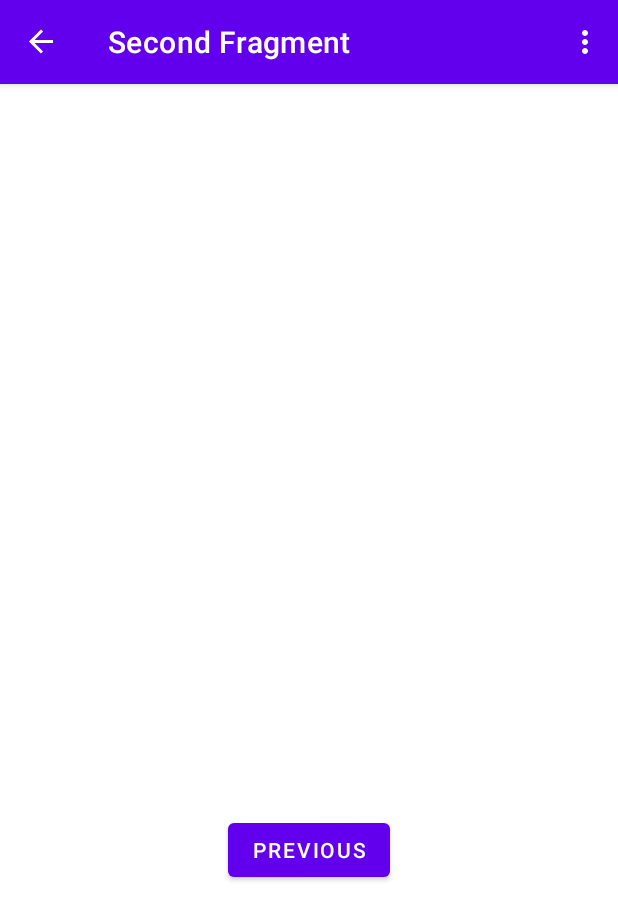
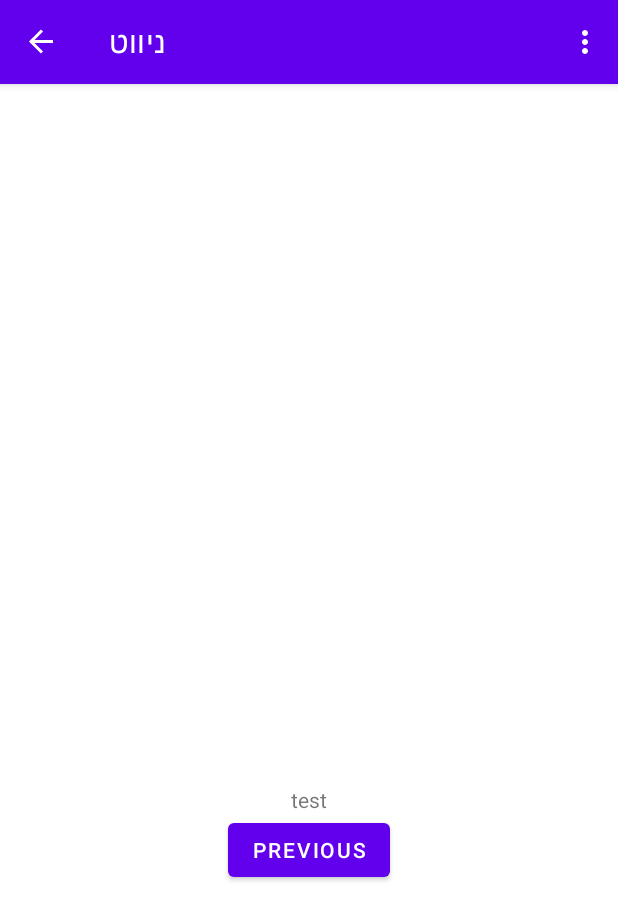
Before and after one commit to novaross/gutefind-android-app, an Android app: the screen it shows after launch (MainActivity), after a tap on "ניווט", on a phone screen of 412 x 824 dp. Shown: the top 920 px of the screen. Run offline under Robolectric (Android 15) with nearby library versions, the phone set to English and light mode, and no system bars; our stand-ins replace navigation-ui; libraries missing offline, so code that uses them is left out: org.slf4j; 2 statements that could not run were skipped.

Commit message:
add mvp for map view and logging ability

```diff
--- a/app/build.gradle
+++ b/app/build.gradle
@@ -33,7 +33,7 @@ android {
 
 dependencies {
 
-    implementation 'androidx.appcompat:appcompat:1.6.0'
+    implementation 'androidx.appcompat:appcompat:1.6.1'
     implementation 'com.google.android.material:material:1.8.0'
     implementation 'androidx.constraintlayout:constraintlayout:2.1.4'
     implementation 'androidx.navigation:navigation-fragment:2.5.3'
@@ -49,4 +49,9 @@ dependencies {
     // this dependency is used by the original application
     // https://github.com/dariuszseweryn/RxAndroidBle
     implementation "com.polidea.rxandroidble3:rxandroidble:1.17.2"
+
+    // logging
+    implementation 'org.slf4j:slf4j-api:1.7.36' // slf4j 2.x not yet supported
+    implementation 'com.github.tony19:logback-android:2.0.1'
+
 }
--- a/app/src/main/java/com/gutefind/mobile/ui/SecondFragment.java
+++ /dev/null
@@ -1,48 +0,0 @@
-package com.gutefind.mobile.ui;
-
-import android.os.Bundle;
-import android.view.LayoutInflater;
-import android.view.View;
-import android.view.ViewGroup;
-
-import androidx.annotation.NonNull;
-import androidx.fragment.app.Fragment;
-import androidx.navigation.fragment.NavHostFragment;
-
-import com.gutefind.mobile.R;
-import com.gutefind.mobile.databinding.FragmentSecondBinding;
-
-public class SecondFragment extends Fragment {
-
-    private FragmentSecondBinding binding;
-
-    @Override
-    public View onCreateView(
-            LayoutInflater inflater, ViewGroup container,
-            Bundle savedInstanceState
-    ) {
-
-        binding = FragmentSecondBinding.inflate(inflater, container, false);
-        return binding.getRoot();
-
-    }
-
-    public void onViewCreated(@NonNull View view, Bundle savedInstanceState) {
-        super.onViewCreated(view, savedInstanceState);
-
-        binding.buttonSecond.setOnClickListener(new View.OnClickListener() {
-            @Override
-            public void onClick(View view) {
-                NavHostFragment.findNavController(SecondFragment.this)
-                        .navigate(R.id.action_SecondFragment_to_FirstFragment);
-            }
-        });
-    }
-
-    @Override
-    public void onDestroyView() {
-        super.onDestroyView();
-        binding = null;
-    }
-
-}
--- /dev/null
+++ b/app/src/main/java/com/gutefind/mobile/ui/map/FragmentMapView.java
@@ -0,0 +1,76 @@
+package com.gutefind.mobile.ui.map;
+
+import android.os.Bundle;
+import android.os.Handler;
+import android.os.Looper;
+import android.view.LayoutInflater;
+import android.view.View;
+import android.view.ViewGroup;
+
+import androidx.annotation.NonNull;
+import androidx.annotation.Nullable;
+import androidx.fragment.app.Fragment;
+import androidx.navigation.fragment.NavHostFragment;
+
+import com.gutefind.mobile.R;
+import com.gutefind.mobile.databinding.FragmentMapViewBinding;
+
+import org.slf4j.Logger;
+import org.slf4j.LoggerFactory;
+
+public class FragmentMapView extends Fragment implements FragmentMapViewInt {
+
+    Logger log = LoggerFactory.getLogger(FragmentMapView.class);
+
+    private FragmentMapViewBinding binding;
+    private MapPresenter mapPresenter;
+
+    @Override
+    public void onCreate(@Nullable Bundle savedInstanceState) {
+        super.onCreate(savedInstanceState);
+        mapPresenter = new MapPresenter(this, getContext());
+    }
+
+    @Override
+    public View onCreateView(LayoutInflater inflater, ViewGroup container, Bundle savedInstanceState) {
+        binding = FragmentMapViewBinding.inflate(inflater, container, false);
+        return binding.getRoot();
+    }
+
+    public void onViewCreated(@NonNull View view, Bundle savedInstanceState) {
+        super.onViewCreated(view, savedInstanceState);
+        binding.buttonSecond.setOnClickListener(new View.OnClickListener() {
+            @Override
+            public void onClick(View view) {
+                NavHostFragment.findNavController(FragmentMapView.this)
+                        .navigate(R.id.action_SecondFragment_to_FirstFragment);
+            }
+        });
+    }
+
+    @Override
+    public void onResume() {
+        super.onResume();
+        //mapPresenter.setSomeText();
+        log.debug("starting delayed action");
+        final Handler handler = new Handler(Looper.getMainLooper());
+        handler.postDelayed(new Runnable() {
+            @Override
+            public void run() {
+                log.debug("running delayed action");
+                mapPresenter.setSomeText();
+            }
+        }, 1000);
+    }
+
+    @Override
+    public void onDestroyView() {
+        super.onDestroyView();
+        binding = null;
+    }
+
+    @Override
+    public void setText(String text) {
+        binding.testView.setText(text);
+    }
+}
--- /dev/null
+++ b/app/src/main/java/com/gutefind/mobile/ui/map/FragmentMapViewInt.java
@@ -0,0 +1,7 @@
+package com.gutefind.mobile.ui.map;
+
+public interface FragmentMapViewInt {
+
+    void setText(String text);
+
+}
--- /dev/null
+++ b/app/src/main/java/com/gutefind/mobile/ui/map/MapModel.java
@@ -0,0 +1,4 @@
+package com.gutefind.mobile.ui.map;
+
+public class MapModel {
+}
--- /dev/null
+++ b/app/src/main/java/com/gutefind/mobile/ui/map/MapPresenter.java
@@ -0,0 +1,23 @@
+package com.gutefind.mobile.ui.map;
+
+import android.content.Context;
+
+import androidx.fragment.app.Fragment;
+
+public class MapPresenter {
+
+    private FragmentMapViewInt mapView;
+    private MapModel mapModel;
+    private Context context;
+
+    public MapPresenter(FragmentMapView mapView, Context context) {
+        this.mapView = mapView;
+        this.context = context;
+        mapModel = new MapModel();
+    }
+
+    public void setSomeText() {
+        mapView.setText("test");
+    }
+
+}
--- a/app/src/main/java/com/gutefind/mobile/ui/FragmentProductList.java
+++ b/app/src/main/java/com/gutefind/mobile/ui/products/FragmentProductList.java
@@ -1,4 +1,4 @@
-package com.gutefind.mobile.ui;
+package com.gutefind.mobile.ui.products;
 
 import android.os.Bundle;
 import android.view.LayoutInflater;
@@ -7,35 +7,29 @@ import android.view.ViewGroup;
 
 import androidx.annotation.NonNull;
 import androidx.fragment.app.Fragment;
-import androidx.navigation.fragment.NavHostFragment;
 import androidx.recyclerview.widget.LinearLayoutManager;
 import androidx.recyclerview.widget.RecyclerView;
 
-import com.gutefind.mobile.R;
 import com.gutefind.mobile.databinding.FragmentProductListBinding;
+
+import org.slf4j.Logger;
+import org.slf4j.LoggerFactory;
 
 import java.util.ArrayList;
 import java.util.List;
 
 public class FragmentProductList extends Fragment {
 
+    Logger log = LoggerFactory.getLogger(FragmentProductList.class);
+
     private FragmentProductListBinding binding;
 
     @Override
-    public View onCreateView(
-            LayoutInflater inflater, ViewGroup container,
-            Bundle savedInstanceState
-    ) {
-
+    public View onCreateView(LayoutInflater inflater, ViewGroup container, Bundle savedInstanceState) {
         binding = FragmentProductListBinding.inflate(inflater, container, false);
-
         RecyclerView productListView = (RecyclerView) binding.productListView;
 
-        List<Product> productList = new ArrayList<>();
-        productList.add(new Product(1, "First Product", null));
-        productList.add(new Product(2, "Second Product", null));
-
-        ProductListAdapter productListAdapter = new ProductListAdapter(productList, this);
+        ProductListAdapter productListAdapter = new ProductListAdapter(createProductList(), this);
         productListView.setAdapter(productListAdapter);
         productListView.setLayoutManager(new LinearLayoutManager(container.getContext()));
         return binding.getRoot();
@@ -44,8 +38,13 @@ public class FragmentProductList extends Fragment {
 
     public void onViewCreated(@NonNull View view, Bundle savedInstanceState) {
         super.onViewCreated(view, savedInstanceState);
+    }
 
-
+    private List<Product> createProductList() {
+        List<Product> productList = new ArrayList<>();
+        productList.add(new Product(1, "First Product", null));
+        productList.add(new Product(2, "Second Product", null));
+        return productList;
     }
 
     @Override
--- a/app/src/main/java/com/gutefind/mobile/ui/Product.java
+++ b/app/src/main/java/com/gutefind/mobile/ui/products/Product.java
@@ -1,4 +1,4 @@
-package com.gutefind.mobile.ui;
+package com.gutefind.mobile.ui.products;
 
 import android.graphics.Bitmap;
 
--- a/app/src/main/java/com/gutefind/mobile/ui/ProductListAdapter.java
+++ b/app/src/main/java/com/gutefind/mobile/ui/products/ProductListAdapter.java
@@ -1,4 +1,4 @@
-package com.gutefind.mobile.ui;
+package com.gutefind.mobile.ui.products;
 
 import android.content.Context;
 import android.view.LayoutInflater;
@@ -14,10 +14,14 @@ import androidx.recyclerview.widget.RecyclerView;
 
 import com.gutefind.mobile.R;
 
+import org.slf4j.Logger;
+import org.slf4j.LoggerFactory;
+
 import java.util.List;
 
 public class ProductListAdapter extends RecyclerView.Adapter<ProductListAdapter.ViewHolder> {
 
+    Logger log = LoggerFactory.getLogger(ProductListAdapter.class);
     private List<Product> productList;
     private Fragment parentFragment;
 
--- a/app/src/main/res/layout/fragment_second.xml
+++ b/app/src/main/res/layout/fragment_map_view.xml
@@ -4,7 +4,7 @@
     xmlns:tools="http://schemas.android.com/tools"
     android:layout_width="match_parent"
     android:layout_height="match_parent"
-    tools:context=".ui.SecondFragment">
+    tools:context=".ui.map.FragmentMapView">
 
     <TextView
         android:id="@+id/textview_second"
@@ -24,4 +24,13 @@
         app:layout_constraintEnd_toEndOf="parent"
         app:layout_constraintStart_toStartOf="parent"
         app:layout_constraintTop_toBottomOf="@id/textview_second" />
+
+    <TextView
+        android:id="@+id/testView"
+        android:layout_width="wrap_content"
+        android:layout_height="wrap_content"
+        android:text="TextView"
+        app:layout_constraintBottom_toTopOf="@+id/button_second"
+        app:layout_constraintEnd_toEndOf="parent"
+        app:layout_constraintStart_toStartOf="parent" />
 </androidx.constraintlayout.widget.ConstraintLayout>
--- a/app/src/main/res/layout/fragment_product_list.xml
+++ b/app/src/main/res/layout/fragment_product_list.xml
@@ -4,7 +4,7 @@
     xmlns:tools="http://schemas.android.com/tools"
     android:layout_width="match_parent"
     android:layout_height="match_parent"
-    tools:context=".ui.FragmentProductList">
+    tools:context=".ui.products.FragmentProductList">
 
 
     <androidx.recyclerview.widget.RecyclerView
--- a/app/src/main/res/navigation/nav_graph.xml
+++ b/app/src/main/res/navigation/nav_graph.xml
@@ -3,26 +3,26 @@
     xmlns:app="http://schemas.android.com/apk/res-auto"
     xmlns:tools="http://schemas.android.com/tools"
     android:id="@+id/nav_graph"
-    app:startDestination="@id/FirstFragment">
+    app:startDestination="@id/FragmentProductList">
 
     <fragment
-        android:id="@+id/FirstFragment"
-        android:name="com.gutefind.mobile.ui.FragmentProductList"
-        android:label="@string/first_fragment_label"
+        android:id="@+id/FragmentProductList"
+        android:name="com.gutefind.mobile.ui.products.FragmentProductList"
+        android:label="@string/product_list_fragment_label"
         tools:layout="@layout/fragment_product_list">
 
         <action
             android:id="@+id/action_FirstFragment_to_SecondFragment"
-            app:destination="@id/SecondFragment" />
+            app:destination="@id/FragmentMapView" />
     </fragment>
     <fragment
-        android:id="@+id/SecondFragment"
-        android:name="com.gutefind.mobile.ui.SecondFragment"
-        android:label="@string/second_fragment_label"
-        tools:layout="@layout/fragment_second">
+        android:id="@+id/FragmentMapView"
+        android:name="com.gutefind.mobile.ui.map.FragmentMapView"
+        android:label="@string/map_fragment_label_label"
+        tools:layout="@layout/fragment_map_view">
 
         <action
             android:id="@+id/action_SecondFragment_to_FirstFragment"
-            app:destination="@id/FirstFragment" />
+            app:destination="@id/FragmentProductList" />
     </fragment>
 </navigation>
--- a/app/src/main/res/values/strings.xml
+++ b/app/src/main/res/values/strings.xml
@@ -2,8 +2,8 @@
     <string name="app_name">Gutefind</string>
     <string name="action_settings">Settings</string>
     <!-- Strings used for fragments for navigation -->
-    <string name="first_fragment_label">First Fragment</string>
-    <string name="second_fragment_label">Second Fragment</string>
+    <string name="product_list_fragment_label">רשימת מוצרים</string>
+    <string name="map_fragment_label_label">ניווט</string>
     <string name="next">Next</string>
     <string name="previous">Previous</string>
 
```
